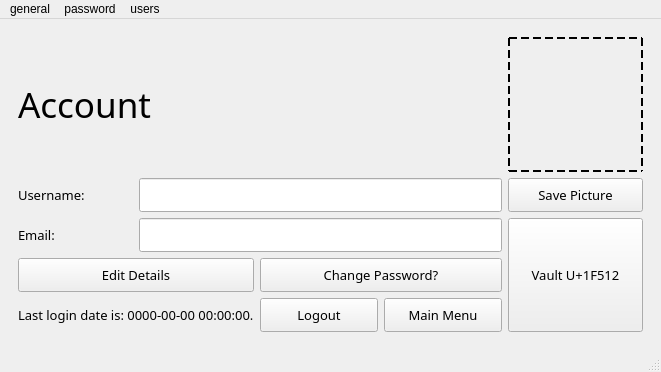
Above: lightning_pass/gui/static/qt_designer/main.ui from lgtm-migrator/lightning-pass before the change. Below: the same form after it.
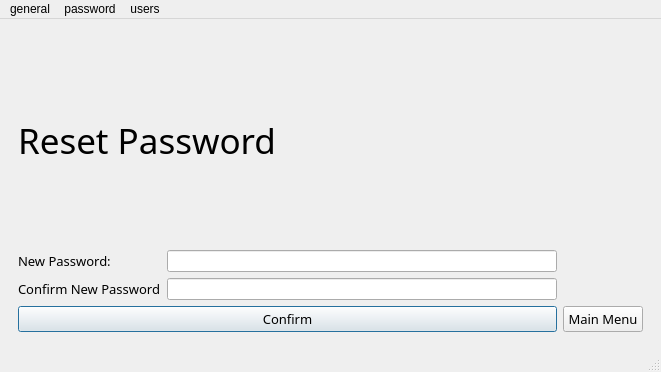
That is the form after the change. Icons and pictures are not drawn.

Commit message: First commit for passwor reset by email

```diff
--- a/lightning_pass/gui/static/qt_designer/main.ui
+++ b/lightning_pass/gui/static/qt_designer/main.ui
@@ -18,7 +18,7 @@
     <bool>true</bool>
    </property>
    <layout class="QGridLayout" name="gridLayout_9">
-    <item row="0" column="0">
+    <item row="0" column="1">
      <widget class="QStackedWidget" name="stacked_widget">
       <property name="sizePolicy">
        <sizepolicy hsizetype="MinimumExpanding" vsizetype="MinimumExpanding">
@@ -27,7 +27,7 @@
        </sizepolicy>
       </property>
       <property name="currentIndex">
-       <number>7</number>
+       <number>6</number>
       </property>
       <widget class="QWidget" name="loading">
        <property name="cursor">
@@ -425,6 +425,167 @@
         </item>
        </layout>
       </widget>
+      <widget class="QWidget" name="reset_token">
+       <layout class="QGridLayout" name="gridLayout_10">
+        <item row="0" column="0" colspan="2">
+         <widget class="QLabel" name="reset_token_lbl">
+          <property name="font">
+           <font>
+            <family>Segoe Print</family>
+            <pointsize>26</pointsize>
+           </font>
+          </property>
+          <property name="text">
+           <string>Reset Token</string>
+          </property>
+         </widget>
+        </item>
+        <item row="1" column="0">
+         <widget class="QLabel" name="reset_token_token_lbl">
+          <property name="font">
+           <font>
+            <family>Segoe UI Light</family>
+            <pointsize>10</pointsize>
+           </font>
+          </property>
+          <property name="text">
+           <string>Token:</string>
+          </property>
+         </widget>
+        </item>
+        <item row="1" column="1">
+         <widget class="QLineEdit" name="reset_token_token_line">
+          <property name="font">
+           <font>
+            <family>Segoe UI Light</family>
+            <pointsize>10</pointsize>
+           </font>
+          </property>
+         </widget>
+        </item>
+        <item row="2" column="0" colspan="2">
+         <widget class="QPushButton" name="reset_token_submit_btn">
+          <property name="font">
+           <font>
+            <family>Segoe UI Light</family>
+            <pointsize>10</pointsize>
+           </font>
+          </property>
+          <property name="text">
+           <string>Submit Reset Token</string>
+          </property>
+          <property name="autoDefault">
+           <bool>false</bool>
+          </property>
+          <property name="default">
+           <bool>true</bool>
+          </property>
+         </widget>
+        </item>
+        <item row="2" column="2">
+         <widget class="QPushButton" name="reset_token_main_btn">
+          <property name="font">
+           <font>
+            <family>Segoe UI Light</family>
+            <pointsize>10</pointsize>
+           </font>
+          </property>
+          <property name="text">
+           <string>Main Menu</string>
+          </property>
+         </widget>
+        </item>
+       </layout>
+      </widget>
+      <widget class="QWidget" name="reset_password">
+       <layout class="QGridLayout" name="gridLayout_11">
+        <item row="0" column="0" colspan="2">
+         <widget class="QLabel" name="reset_pass_lbl">
+          <property name="font">
+           <font>
+            <family>Segoe Print</family>
+            <pointsize>26</pointsize>
+           </font>
+          </property>
+          <property name="text">
+           <string>Reset Password</string>
+          </property>
+         </widget>
+        </item>
+        <item row="1" column="0">
+         <widget class="QLabel" name="reset_pass_new_pass_lbl">
+          <property name="font">
+           <font>
+            <family>Segoe UI Light</family>
+            <pointsize>10</pointsize>
+           </font>
+          </property>
+          <property name="text">
+           <string>New Password:</string>
+          </property>
+         </widget>
+        </item>
+        <item row="1" column="1">
+         <widget class="QLineEdit" name="reset_pass_new_pass_line">
+          <property name="readOnly">
+           <bool>true</bool>
+          </property>
+         </widget>
+        </item>
+        <item row="2" column="0">
+         <widget class="QLabel" name="reset_pass_conf_new_lbl">
+          <property name="font">
+           <font>
+            <family>Segoe UI Light</family>
+            <pointsize>10</pointsize>
+           </font>
+          </property>
+          <property name="text">
+           <string>Confirm New Password</string>
+          </property>
+         </widget>
+        </item>
+        <item row="2" column="1">
+         <widget class="QLineEdit" name="reset_pass_conf_new_line">
+          <property name="readOnly">
+           <bool>true</bool>
+          </property>
+         </widget>
+        </item>
+        <item row="3" column="0" colspan="2">
+         <widget class="QPushButton" name="reset_pass_confirm_btn">
+          <property name="font">
+           <font>
+            <family>Segoe UI Light</family>
+            <pointsize>10</pointsize>
+           </font>
+          </property>
+          <property name="text">
+           <string>Confirm</string>
+          </property>
+          <property name="autoDefault">
+           <bool>false</bool>
+          </property>
+          <property name="default">
+           <bool>true</bool>
+          </property>
+         </widget>
+        </item>
+        <item row="3" column="2">
+         <widget class="QPushButton" name="reset_pass_main_btn">
+          <property name="font">
+           <font>
+            <family>Segoe UI Light</family>
+            <pointsize>10</pointsize>
+           </font>
+          </property>
+          <property name="text">
+           <string>Main Menu</string>
+          </property>
+         </widget>
+        </item>
+       </layout>
+      </widget>
       <widget class="QWidget" name="generate_pass">
        <layout class="QGridLayout" name="gridLayout_5">
         <item row="0" column="0" colspan="6">
@@ -736,6 +897,12 @@
           <property name="text">
            <string>Vault U+1F512</string>
           </property>
+          <property name="autoDefault">
+           <bool>false</bool>
+          </property>
+          <property name="default">
+           <bool>true</bool>
+          </property>
          </widget>
         </item>
         <item row="3" column="0" colspan="2">
```
Left out of the diff: 50 changed lines with no effect on the pictures. The commit also changes 13 other files.
